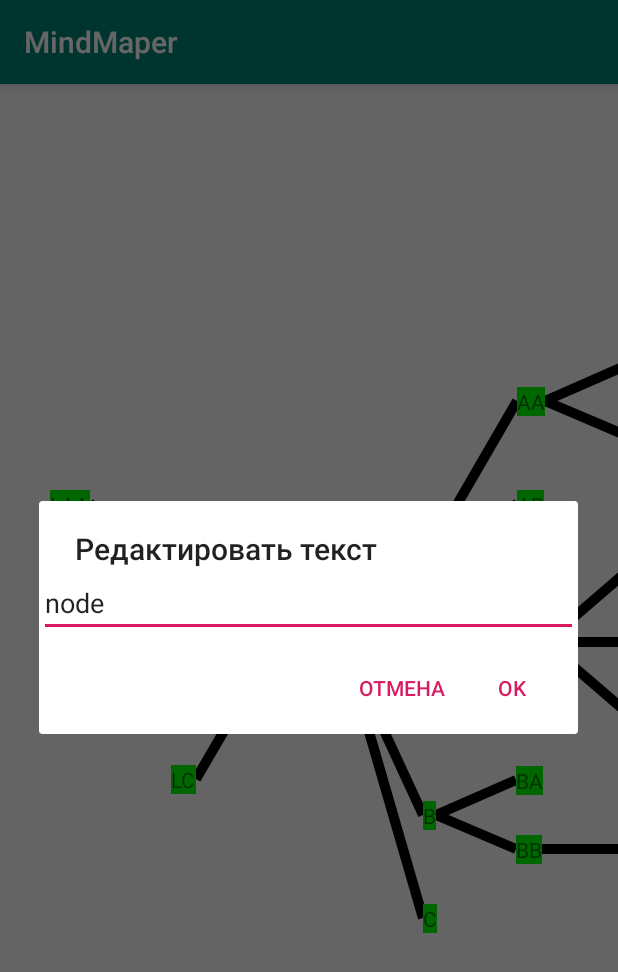
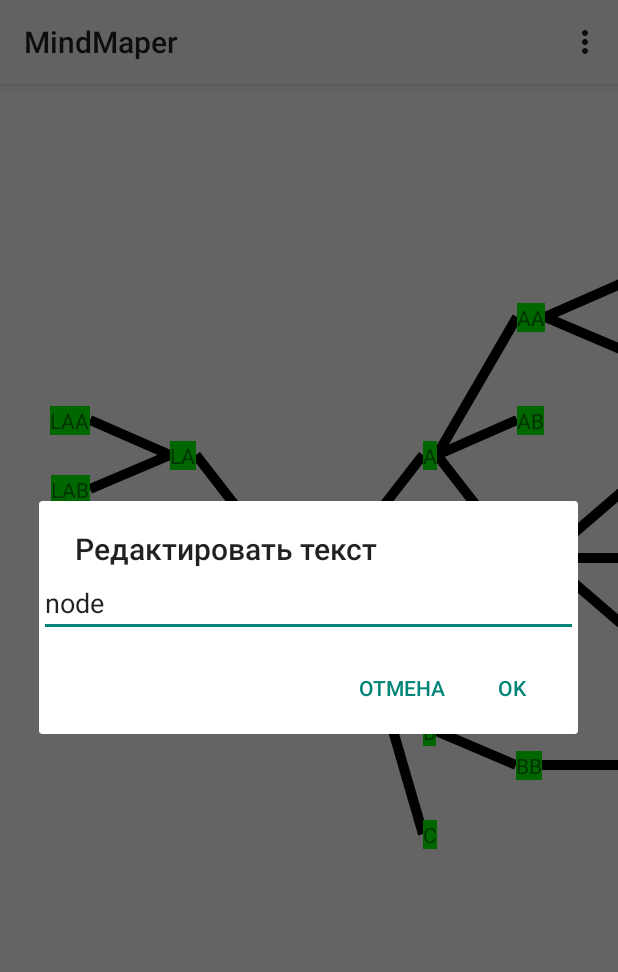
Before and after one commit to IKuseal/MindMaper, an Android app: the screen it shows after launch (WorkActivity), after a tap on "DOWN", on a phone screen of 412 x 824 dp. Shown: the top 972 px of the screen. Run offline under Robolectric (Android 15) with nearby library versions, the phone set to English and light mode, and no system bars; 2 other taps on this screen came first.

Commit message:
manager of maps first version

```diff
--- a/app/src/main/java/com/example/mindmaper/MindMapView.java
+++ b/app/src/main/java/com/example/mindmaper/MindMapView.java
@@ -82,9 +82,7 @@ public class MindMapView extends AbsoluteLayout {
                 break;
             }
             case NodeAdded:{
-                Log.d("K;",getNodeGraphicModule(node).getWidth() + " " + getNodeGraphicModule(node).getHeight());
                 afterNewNodeOnMapAdded((ChildNode)node);
-                Log.d("K;",getNodeGraphicModule(node).getWidth() + " " + getNodeGraphicModule(node).getHeight());
                 break;
             }
             case NodeDeled:{
@@ -485,19 +483,14 @@ public class MindMapView extends AbsoluteLayout {
         ChildNode branchHead = (ChildNode)node;
         NodeGraphicModule branchHeadGM = getNodeGraphicModule(branchHead);
 
-        Log.d("KKK","getMeasured before 2 measure " + branchHeadGM.getMeasuredHeight() + " " + branchHeadGM.getMeasuredWidth()+ branchHeadGM.getText());
         branchHeadGM.measure(MeasureSpec.UNSPECIFIED, MeasureSpec.UNSPECIFIED);
-        Log.d("KKK","getMeasured after 2 measure " + branchHeadGM.getMeasuredHeight() + " " + branchHeadGM.getMeasuredWidth()+ branchHeadGM.getText());
 
+        Log.d("Data","data " + branchHeadGM.getMeasuredWidth() + " " + branchHeadGM.getWidth());
         int shiftX = branchHeadGM.getMeasuredWidth()-branchHeadGM.getWidth();
 
-
         //rearrangeNode
-        Log.d("KKK", "height " +branchHeadGM.getHeight());
 
         rearrangeNodeAfterSizeChanged(node);
-
-        Log.d("KKK", "height " +branchHeadGM.getHeight());
 
         //rearrangeBranch по X
         Direction dir;
@@ -641,7 +634,7 @@ public class MindMapView extends AbsoluteLayout {
             x = parentGM.getLeft() + parentGM.getMeasuredWidth()+xGap;
         }
         else{
-            x = parentGM.getLeft() - xGap;
+            x = parentGM.getLeft() - xGap - addedNodeGM.getMeasuredWidth();
         }
 
         //нахождение y позиции
@@ -759,7 +752,7 @@ public class MindMapView extends AbsoluteLayout {
             x = parentGM.getLeft() + parentGM.getMeasuredWidth()+xGap;
         }
         else{
-            x = parentGM.getLeft() - xGap;
+            x = parentGM.getLeft() - xGap - pastedNodeGM.getMeasuredWidth();
         }
 
 
--- a/app/src/main/java/com/example/mindmaper/WorkActivity.java
+++ b/app/src/main/java/com/example/mindmaper/WorkActivity.java
@@ -1,21 +1,28 @@
 package com.example.mindmaper;
 
+import android.content.Intent;
 import android.content.res.TypedArray;
 import android.os.Bundle;
 import android.util.DisplayMetrics;
 import android.util.Log;
 import android.util.Pair;
 import android.view.Display;
+import android.view.Menu;
+import android.view.MenuItem;
 import android.view.View;
 
 import java.util.ArrayList;
 
 import androidx.appcompat.app.AppCompatActivity;
+import androidx.appcompat.widget.Toolbar;
 import androidx.lifecycle.Observer;
 import androidx.lifecycle.ViewModelProvider;
 
 
 public class WorkActivity extends AppCompatActivity implements EditTextDialogFragment.EditingTextResultReceiver {
+    public static final String SHOW_MAPS_MANAGER ="SHOW_MAPS_MANAGER";
+    public static final int REQUEST_CODE_ON_SHOW_MAPS_MANAGER = 10;
+
     private MainViewModel viewModel;
     private MindMapView mindMapView;
     private CentralNode centralNode;
@@ -27,6 +34,9 @@ public class WorkActivity extends AppCompatActivity implements EditTextDialogFra
     protected void onCreate(Bundle savedInstanceState) {
         super.onCreate(savedInstanceState);
         setContentView(R.layout.activity_main);
+
+        Toolbar myToolbar = (Toolbar) findViewById(R.id.my_toolbar);
+        setSupportActionBar(myToolbar);
 
         mindMapView = (MindMapView)findViewById(R.id.mindMapView);
         Pair<Integer,Integer> minSize = getWorkFieldSize();
@@ -100,6 +110,26 @@ public class WorkActivity extends AppCompatActivity implements EditTextDialogFra
         viewModel.openMap();
     }
 
+    @Override
+    public boolean onCreateOptionsMenu(Menu menu) {
+
+        getMenuInflater().inflate(R.menu.main, menu);
+        return true;
+    }
+
+    @Override
+    public boolean onOptionsItemSelected(MenuItem item) {
+        int id = item.getItemId();
+        switch(id){
+            case R.id.action_open_mapsManager :{
+                Intent intent = new Intent(SHOW_MAPS_MANAGER);
+                startActivityForResult(intent,REQUEST_CODE_ON_SHOW_MAPS_MANAGER);
+
+                return true;
+            }
+        }
+        return super.onOptionsItemSelected(item);
+    }
 
     private void doBaseThingsWithNode(Node node){
         NodeGraphicModule nodeGM = new NodeGraphicModule(this,node);
@@ -290,4 +320,6 @@ public class WorkActivity extends AppCompatActivity implements EditTextDialogFra
         else viewModel.edtiAttachedText(WorkActivity.this.processedNode,text);
 
     }
+
+
 }
--- a/app/src/main/res/layout/activity_main.xml
+++ b/app/src/main/res/layout/activity_main.xml
@@ -1,12 +1,31 @@
 <?xml version="1.0" encoding="utf-8"?>
-<com.example.mindmaper.MindMapView xmlns:android="http://schemas.android.com/apk/res/android"
+
+<androidx.coordinatorlayout.widget.CoordinatorLayout
+    xmlns:android="http://schemas.android.com/apk/res/android"
     xmlns:app="http://schemas.android.com/apk/res-auto"
     xmlns:tools="http://schemas.android.com/tools"
-    android:layout_width="wrap_content"
-    android:layout_height="wrap_content"
-    android:id="@+id/mindMapView"
+    android:layout_width="match_parent"
+    android:layout_height="match_parent"
     tools:context=".WorkActivity">
+
+        <androidx.appcompat.widget.Toolbar
+            android:id="@+id/my_toolbar"
+            android:layout_width="match_parent"
+            android:layout_height="?attr/actionBarSize"
+            android:background="?attr/colorPrimary"
+            android:elevation="4dp"
+            android:theme="@style/ThemeOverlay.AppCompat.ActionBar"
+            app:popupTheme="@style/ThemeOverlay.AppCompat.Light">
+
+        </androidx.appcompat.widget.Toolbar>
+
+    <com.example.mindmaper.MindMapView
+        android:layout_width="wrap_content"
+        android:layout_height="wrap_content"
+        android:id="@+id/mindMapView">
+
+    </com.example.mindmaper.MindMapView>
 
 
 
-</com.example.mindmaper.MindMapView>
+</androidx.coordinatorlayout.widget.CoordinatorLayout>
--- /dev/null
+++ b/app/src/main/res/menu/main.xml
@@ -0,0 +1,6 @@
+<?xml version="1.0" encoding="utf-8"?>
+<menu xmlns:android="http://schemas.android.com/apk/res/android">
+    <item android:id="@+id/action_open_mapsManager"
+        android:title="менеджер карт"
+        android:orderInCategory="1" />
+</menu>
--- /dev/null
+++ b/app/src/main/res/menu/maps_manager_menu.xml
@@ -0,0 +1,6 @@
+<?xml version="1.0" encoding="utf-8"?>
+<menu xmlns:android="http://schemas.android.com/apk/res/android">
+    <item android:id="@+id/action_create_map"
+        android:title="создать карту"
+        android:orderInCategory="1" />
+</menu>
```
Also changed, not shown: app/src/main/AndroidManifest.xml (+7 -1 lines), app/src/main/java/com/example/mindmaper/Map.java (added, +27 -0 lines), app/src/main/java/com/example/mindmaper/MapsListViewAdapter.java (added, +52 -0 lines), app/src/main/java/com/example/mindmaper/MapsManagerActivity.java (added, +67 -0 lines), app/src/main/java/com/example/mindmaper/MapsManagerViewModel.java (added, +52 -0 lines), app/src/main/res/layout/activity_maps_manager.xml (added, +24 -0 lines), app/src/main/res/layout/content_activity_maps_manager.xml (added, +18 -0 lines), app/src/main/res/layout/map_card.xml (added, +21 -0 lines).
